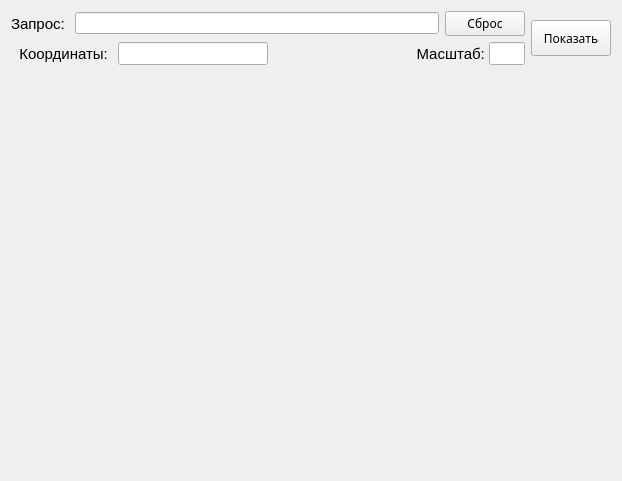
This is form.ui in Nik4ant/Maps_API as Qt 5 draws it before an edit. The edited form follows.
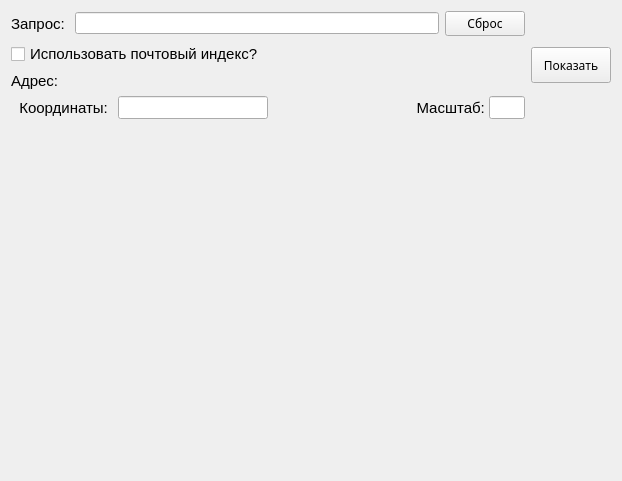
This is the edited form.

What changed in the file:
```diff
--- a/form.ui
+++ b/form.ui
@@ -21,7 +21,9 @@
        <item>
         <layout class="QVBoxLayout" name="vlayout_inputs">
          <item>
-          <layout class="QHBoxLayout" name="horizontalLayout">
+          <layout class="QVBoxLayout" name="vlayout_search">
+           <item>
+            <layout class="QHBoxLayout" name="hlayout_search">
            <item>
             <widget class="QLabel" name="label_search">
              <property name="font">
@@ -59,7 +61,37 @@
           </layout>
          </item>
          <item>
-          <layout class="QHBoxLayout" name="hlayout_scale">
+            <layout class="QVBoxLayout" name="vlayout_address">
+             <item>
+              <widget class="QCheckBox" name="checkBox_post_office">
+               <property name="font">
+                <font>
+                 <pointsize>11</pointsize>
+                </font>
+               </property>
+               <property name="text">
+                <string>Использовать почтовый индекс?</string>
+               </property>
+              </widget>
+             </item>
+             <item>
+              <widget class="QLabel" name="label_adress">
+               <property name="font">
+                <font>
+                 <pointsize>11</pointsize>
+                </font>
+               </property>
+               <property name="text">
+                <string>Адрес: </string>
+               </property>
+              </widget>
+             </item>
+            </layout>
+           </item>
+          </layout>
+         </item>
+         <item>
+          <layout class="QHBoxLayout" name="hlayout_main_inputs">
            <property name="spacing">
             <number>0</number>
            </property>
@@ -104,7 +136,7 @@
             </layout>
            </item>
            <item>
-            <layout class="QHBoxLayout" name="horizontalLayout_2">
+            <layout class="QHBoxLayout" name="hlayout_scale">
              <item>
               <widget class="QLabel" name="label_scale">
                <property name="font">
```
Lines whose indentation alone changed are shown as unchanged.
